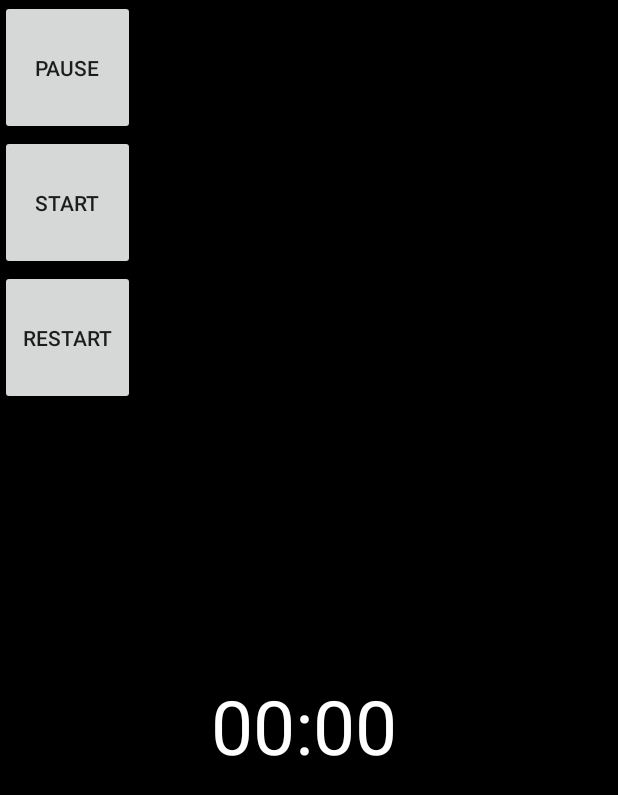
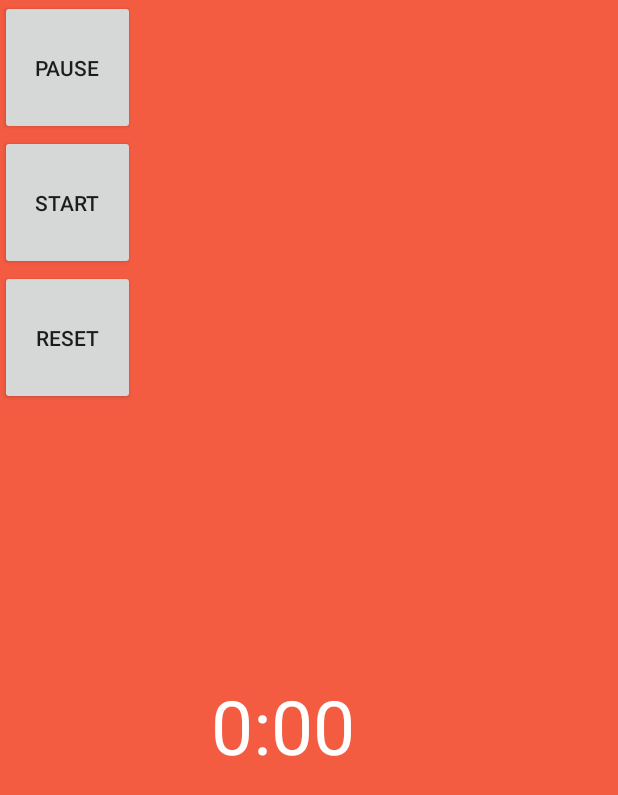
Before and after one commit to hdickie/TomatoClock, an Android app: the screen it shows after launch (MainActivity), on a phone screen of 412 x 824 dp. Shown: the top 795 px of the screen. Run offline under Robolectric (Android 15) with nearby library versions, the phone set to English and light mode, and no system bars.

Commit message:
Fixed time thing. Changed color. Fixed typo.

```diff
--- a/app/src/main/res/layout/main.xml
+++ b/app/src/main/res/layout/main.xml
@@ -2,7 +2,7 @@
 <RelativeLayout xmlns:android="http://schemas.android.com/apk/res/android"
     xmlns:tools="http://schemas.android.com/tools"
     android:layout_width="match_parent"
-    android:background="#000000"
+    android:background="#f45c42"
     android:layout_height="match_parent" >
 
 
--- a/app/src/main/res/values/strings.xml
+++ b/app/src/main/res/values/strings.xml
@@ -3,8 +3,8 @@
     <string name="app_name">TomatoClock</string>
     <string name="action_settings">Settings</string>
     <string name="hello_world">Waddup bitches</string>
-    <string name="timerVal">00:00</string>
+    <string name="timerVal">0:00</string>
     <string name="pauseButtonLabel">Pause</string>
     <string name="startButtonLabel">Start</string>
-    <string name="resetButtonLabel">Restart</string>
+    <string name="resetButtonLabel">Reset</string>
 </resources>
```
